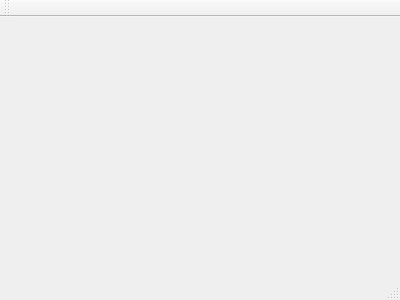
Old version of the form mainwindow.ui in the repository kamilmaestro/Communicator_GUI.
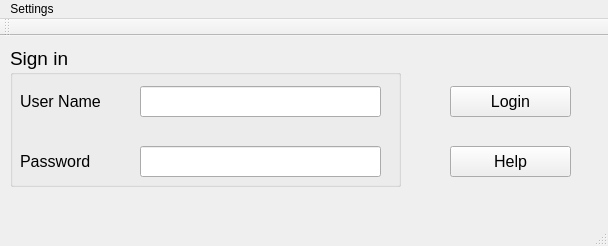
New version of the form.

```diff
--- a/mainwindow.ui
+++ b/mainwindow.ui
@@ -1,24 +1,166 @@
 <ui version="4.0">
  <class>MainWindow</class>
- <widget class="QMainWindow" name="MainWindow" >
-  <property name="geometry" >
+ <widget class="QMainWindow" name="MainWindow">
+  <property name="geometry">
    <rect>
     <x>0</x>
     <y>0</y>
-    <width>400</width>
-    <height>300</height>
+    <width>608</width>
+    <height>246</height>
    </rect>
   </property>
   <property name="windowTitle" >
    <string>MainWindow</string>
   </property>
-  <widget class="QMenuBar" name="menuBar" />
-  <widget class="QToolBar" name="mainToolBar" />
-  <widget class="QWidget" name="centralWidget" />
-  <widget class="QStatusBar" name="statusBar" />
+  <widget class="QWidget" name="centralWidget">
+   <widget class="QGroupBox" name="signinGroup">
+    <property name="geometry">
+     <rect>
+      <x>10</x>
+      <y>10</y>
+      <width>391</width>
+      <height>141</height>
+     </rect>
+    </property>
+    <property name="font">
+     <font>
+      <pointsize>14</pointsize>
+     </font>
+    </property>
+    <property name="title">
+     <string>Sign in</string>
+    </property>
+    <widget class="QLabel" name="userNameLabel">
+     <property name="geometry">
+      <rect>
+       <x>10</x>
+       <y>40</y>
+       <width>111</width>
+       <height>31</height>
+      </rect>
+     </property>
+     <property name="font">
+      <font>
+       <pointsize>12</pointsize>
+      </font>
+     </property>
+     <property name="text">
+      <string>User Name</string>
+     </property>
+    </widget>
+    <widget class="QLabel" name="passwordLabel">
+     <property name="geometry">
+      <rect>
+       <x>10</x>
+       <y>100</y>
+       <width>111</width>
+       <height>31</height>
+      </rect>
+     </property>
+     <property name="font">
+      <font>
+       <pointsize>12</pointsize>
+      </font>
+     </property>
+     <property name="text">
+      <string>Password</string>
+     </property>
+    </widget>
+    <widget class="QLineEdit" name="loginEditText">
+     <property name="geometry">
+      <rect>
+       <x>130</x>
+       <y>40</y>
+       <width>241</width>
+       <height>31</height>
+      </rect>
+     </property>
+     <property name="font">
+      <font>
+       <pointsize>12</pointsize>
+      </font>
+     </property>
+    </widget>
+    <widget class="QLineEdit" name="passwordEditText">
+     <property name="geometry">
+      <rect>
+       <x>130</x>
+       <y>100</y>
+       <width>241</width>
+       <height>31</height>
+      </rect>
+     </property>
+     <property name="font">
+      <font>
+       <pointsize>12</pointsize>
+      </font>
+     </property>
+    </widget>
+   </widget>
+   <widget class="QPushButton" name="loginBtn">
+    <property name="geometry">
+     <rect>
+      <x>450</x>
+      <y>50</y>
+      <width>121</width>
+      <height>31</height>
+     </rect>
+    </property>
+    <property name="font">
+     <font>
+      <pointsize>12</pointsize>
+     </font>
+    </property>
+    <property name="text">
+     <string>Login</string>
+    </property>
+   </widget>
+   <widget class="QPushButton" name="helpBtn">
+    <property name="geometry">
+     <rect>
+      <x>450</x>
+      <y>110</y>
+      <width>121</width>
+      <height>31</height>
+     </rect>
+    </property>
+    <property name="font">
+     <font>
+      <pointsize>12</pointsize>
+     </font>
+    </property>
+    <property name="text">
+     <string>Help</string>
+    </property>
+   </widget>
+  </widget>
+  <widget class="QToolBar" name="mainToolBar">
+   <attribute name="toolBarArea">
+    <enum>TopToolBarArea</enum>
+   </attribute>
+   <attribute name="toolBarBreak">
+    <bool>false</bool>
+   </attribute>
+  </widget>
+  <widget class="QStatusBar" name="statusBar"/>
+  <widget class="QMenuBar" name="menuBar">
+   <property name="geometry">
+    <rect>
+     <x>0</x>
+     <y>0</y>
+     <width>608</width>
+     <height>26</height>
+    </rect>
+   </property>
+   <widget class="QMenu" name="settingsMenu">
+    <property name="title">
+     <string>Settings</string>
+    </property>
+   </widget>
+   <addaction name="settingsMenu"/>
+  </widget>
  </widget>
- <layoutDefault spacing="6" margin="11" />
- <pixmapfunction></pixmapfunction>
+ <layoutdefault spacing="6" margin="11"/>
  <resources/>
  <connections/>
 </ui>
```
Left out of the diff: 3 changed lines with no effect on the pictures.
